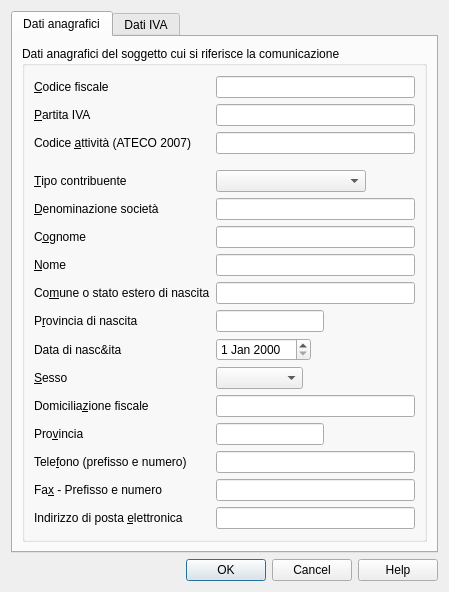
First picture: the form in Iva/2017/ch.banana.script.italy_vat_2017.daticontribuente.dialog.ui, repository BananaAccounting/Italia, before the edit.
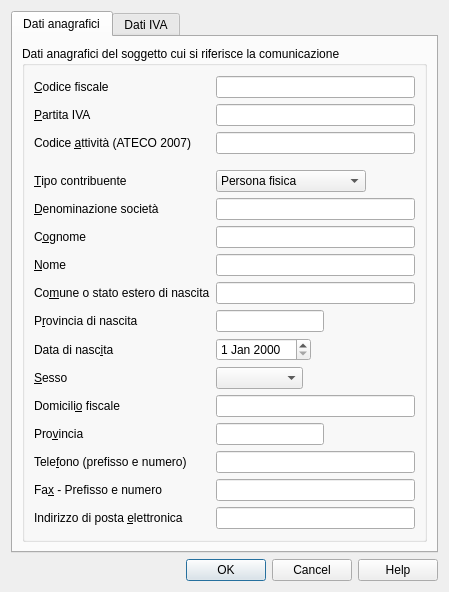
Second picture: the form after the edit. The open tabs and pages were chosen to show the change.

Diff of the .ui file:
```diff
--- a/Iva/2017/ch.banana.script.italy_vat_2017.daticontribuente.dialog.ui
+++ b/Iva/2017/ch.banana.script.italy_vat_2017.daticontribuente.dialog.ui
@@ -17,7 +17,7 @@
    <item>
     <widget class="QTabWidget" name="tabWidget">
      <property name="currentIndex">
-      <number>1</number>
+      <number>0</number>
      </property>
      <widget class="QWidget" name="tab">
       <attribute name="title">
@@ -130,11 +130,6 @@
                   <height>0</height>
                  </size>
                 </property>
-                <item>
-                 <property name="text">
-                  <string/>
-                 </property>
-                </item>
                 <item>
                  <property name="text">
                   <string>Persona fisica</string>
@@ -263,6 +258,9 @@
               <property name="text">
                <string notr="true">Data di nasc&amp;ita</string>
               </property>
+              <property name="buddy">
+               <cstring>datanascitaDateEdit</cstring>
+              </property>
              </widget>
             </item>
             <item row="10" column="1">
@@ -334,7 +332,7 @@
             <item row="12" column="0">
              <widget class="QLabel" name="localitaLabel">
               <property name="text">
-               <string notr="true">Domicilia&amp;zione fiscale</string>
+               <string notr="true">Domicili&amp;o fiscale</string>
               </property>
               <property name="buddy">
                <cstring>localitaLineEdit</cstring>
```
